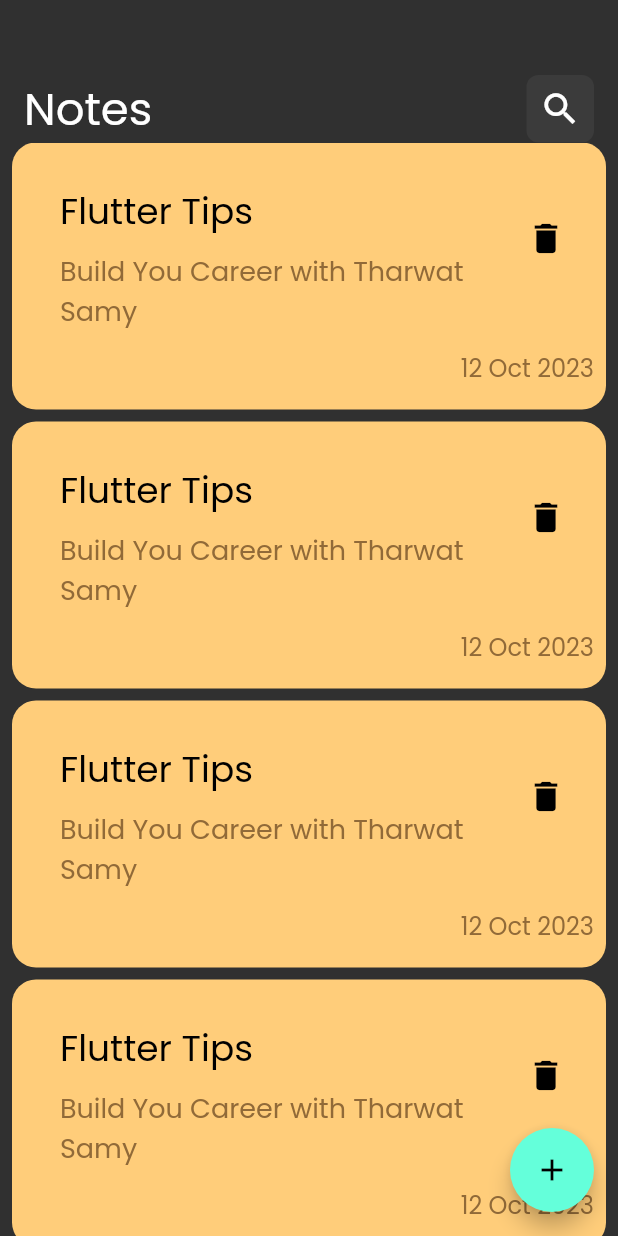
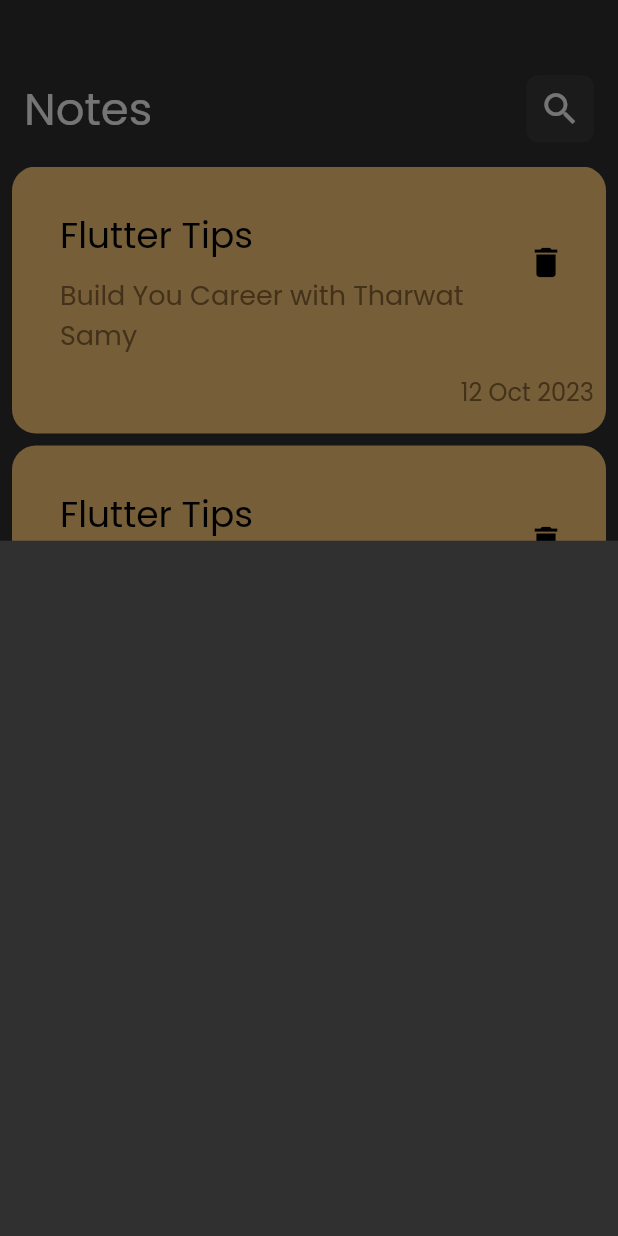
Before and after one commit to Menna-Newear/notes_app, a Flutter app: the screen it shows after launch, after a tap on the "add" icon, on a phone screen of 412 x 824 dp. Run offline on Flutter 3.47's test engine with Material 2 defaults, Android fonts, the phone set to English and light mode, and no system bars.

Commit message:
Add Note Buttom Sheet

```diff
--- a/lib/views/homePage.dart
+++ b/lib/views/homePage.dart
@@ -1,5 +1,7 @@
 import 'package:flutter/material.dart';
 import 'package:notes_app/widgets/notesViewBodyWidget.dart';
+
+import '../widgets/addNoteBottomSheet.dart';
 
 class HomePage extends StatelessWidget {
   const HomePage({super.key});
@@ -9,7 +11,13 @@ class HomePage extends StatelessWidget {
     return Scaffold(
       body: const NotesViewBodyWidget(),
       floatingActionButton: FloatingActionButton(
-        onPressed: () {},
+        onPressed: () {
+          showModalBottomSheet(
+              context: context,
+              builder: (context) {
+                return Container();
+              });
+        },
         child: Icon(Icons.add),
       ),
     );
--- a/lib/widgets/noteCardListView.dart
+++ b/lib/widgets/noteCardListView.dart
@@ -6,8 +6,13 @@ class NoteCardListView extends StatelessWidget {
 
   @override
   Widget build(BuildContext context) {
-    return ListView.builder(itemBuilder: ((context, index) {
-      return const NoteCard();
-    }));
+    return Padding(
+      padding: const EdgeInsets.symmetric(vertical: 16.0),
+      child: ListView.builder(
+          padding: EdgeInsets.zero,
+          itemBuilder: ((context, index) {
+            return const NoteCard();
+          })),
+    );
   }
 }
```
Also changed, not shown: lib/widgets/addNoteBottomSheet.dart (added, +10 -0 lines).
